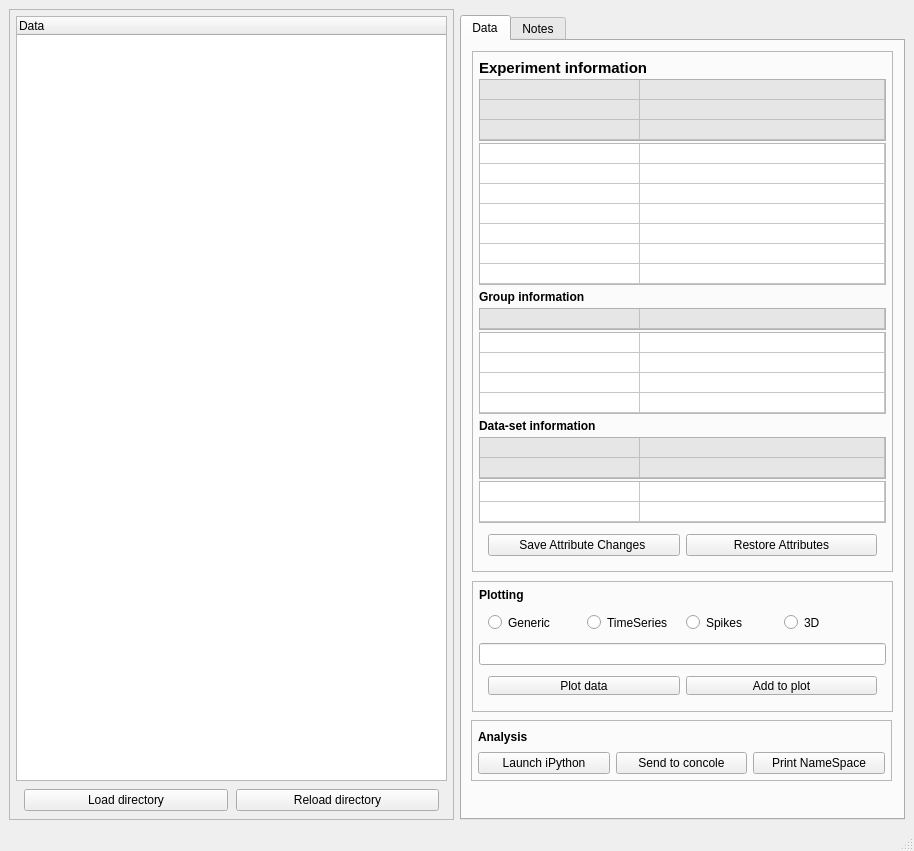
Old version of the form hdf5_manager.ui in the repository mgraupe/hdf5Manager.
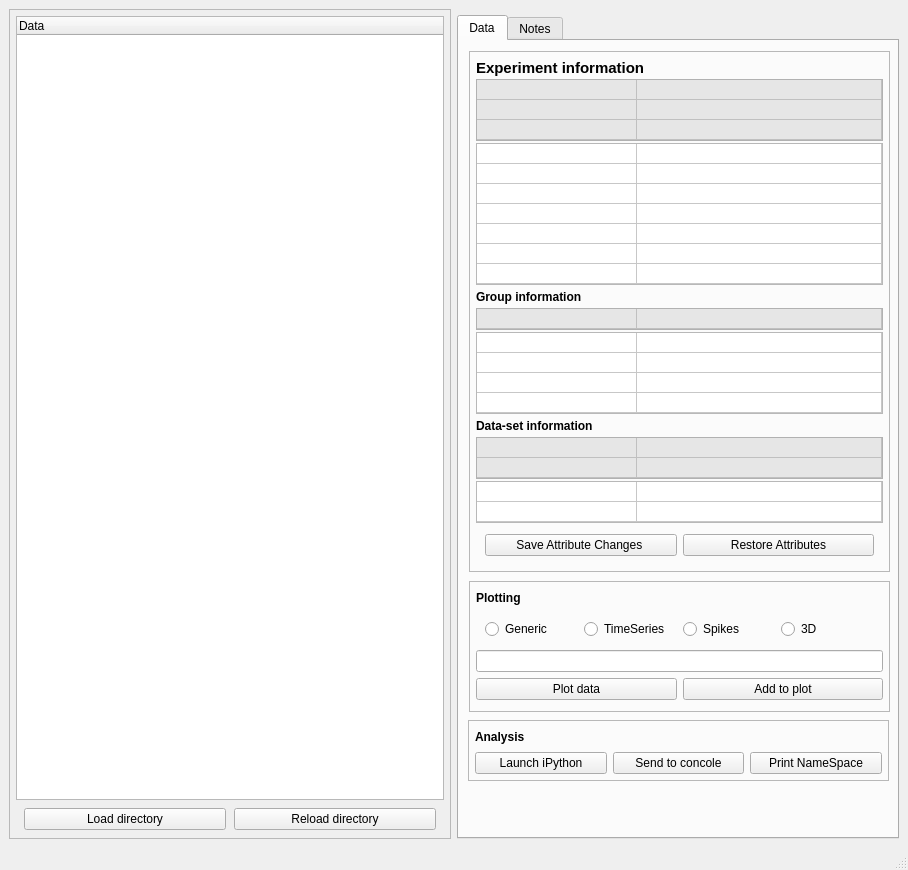
New version of the form.

Patch:
```diff
--- a/hdf5_manager.ui
+++ b/hdf5_manager.ui
@@ -6,8 +6,8 @@
    <rect>
     <x>0</x>
     <y>0</y>
-    <width>914</width>
-    <height>851</height>
+    <width>908</width>
+    <height>870</height>
    </rect>
   </property>
   <property name="minimumSize">
@@ -623,6 +623,9 @@
          <item row="3" column="0">
           <widget class="QFrame" name="horizontalFrame">
            <layout class="QHBoxLayout" name="horizontalLayout_3">
+            <property name="margin">
+             <number>0</number>
+            </property>
             <item>
              <widget class="QPushButton" name="plotDataBtn">
               <property name="text">
```
Left out of the diff: 2 changed lines with no effect on the pictures.
